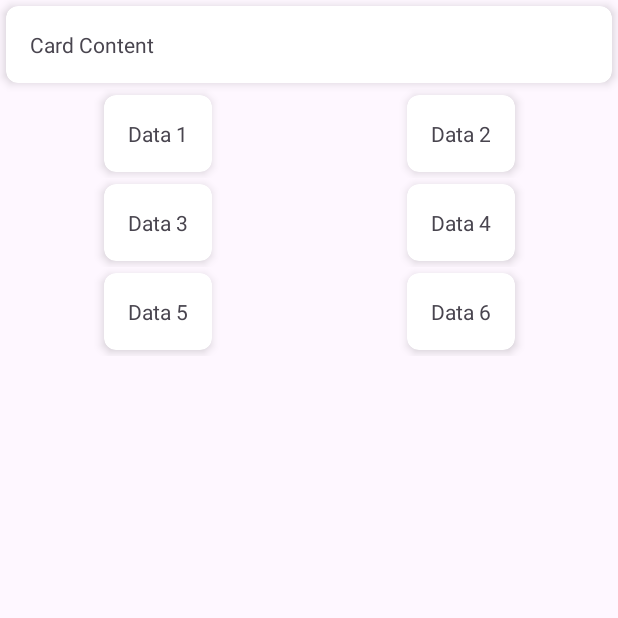
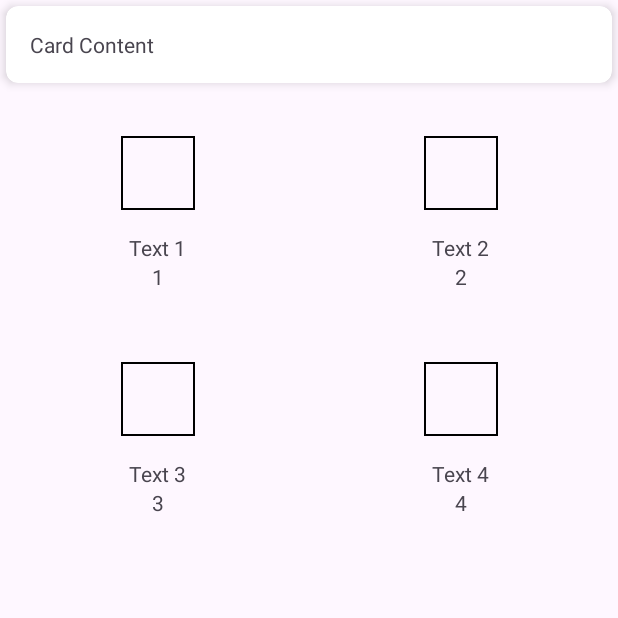
Before and after one commit to Fbin243/1food30s, an Android app: the AdminStatisticsActivity screen opened directly, with no data from a screen before it, on a phone screen of 412 x 824 dp, the top half of it. Run offline under Robolectric (Android 15) with nearby library versions, the phone set to English and light mode, and no system bars.

Commit message:
[m] (Admin stat) Grid item object

```diff
--- a/app/src/main/java/com/zebrand/app1food30s/ui/admin_statistics/AdminStatisticsActivity.kt
+++ b/app/src/main/java/com/zebrand/app1food30s/ui/admin_statistics/AdminStatisticsActivity.kt
@@ -23,7 +23,14 @@ class AdminStatisticsActivity : AppCompatActivity() {
         myGridRecyclerView = findViewById(R.id.my_grid_recycler_view)
         // Create an adapter for the grid RecyclerView with predefined data
         // Modified to contain 6 elements for a 3x2 grid
-        val myGridAdapter = MyGridAdapter(arrayOf("Data 1", "Data 2", "Data 3", "Data 4", "Data 5", "Data 6"))
+        val myGridAdapter = MyGridAdapter(
+            arrayOf(
+                MyGridAdapter.GridItem("Text 1", 1, R.drawable.image),
+                MyGridAdapter.GridItem("Text 2", 2, R.drawable.image),
+                MyGridAdapter.GridItem("Text 3", 3, R.drawable.image),
+                MyGridAdapter.GridItem("Text 4", 4, R.drawable.image),
+            )
+        )
         // Setting the adapter to the RecyclerView
         myGridRecyclerView.adapter = myGridAdapter
         // Define the layout as a GridLayoutManager with 2 columns
--- a/app/src/main/java/com/zebrand/app1food30s/ui/admin_statistics/MyGridAdapter.kt
+++ b/app/src/main/java/com/zebrand/app1food30s/ui/admin_statistics/MyGridAdapter.kt
@@ -3,25 +3,20 @@ package com.zebrand.app1food30s.ui.admin_statistics
 import android.view.LayoutInflater
 import android.view.View
 import android.view.ViewGroup
+import android.widget.ImageView
 import android.widget.TextView
+import androidx.annotation.DrawableRes
 import androidx.recyclerview.widget.RecyclerView
 import com.zebrand.app1food30s.R
 
-// RecyclerView is a powerful and flexible widget introduced in Android's support library (now part of AndroidX) to
-// display a collection of items in a list, grid, or other custom layouts.
-// It's an advanced and more flexible version of ListView, designed to be more efficient and adaptable.
-
-// An adapter class in Android development plays a crucial role in connecting data to user interface (UI) components like
-// ListView, GridView, or RecyclerView. The adapter acts as a bridge between the data source and the UI component,
-// responsible for converting each data item into a view that can be displayed on the screen.
-
-// Custom adapter class for a RecyclerView
-class MyGridAdapter(private val mDataset: Array<String>) : RecyclerView.Adapter<MyGridAdapter.MyViewHolder>() {
+class MyGridAdapter(private val mDataset: Array<GridItem>) :
+    RecyclerView.Adapter<MyGridAdapter.MyViewHolder>() {
 
     // Inner class defining a ViewHolder, which holds references to the views for each item
-    class MyViewHolder(val view: View) : RecyclerView.ViewHolder(view) {
-        // Reference to a TextView within the item layout
-        val textView: TextView = view.findViewById(R.id.text_view) // Replace with the actual ID of the TextView in your item layout
+    class MyViewHolder(view: View) : RecyclerView.ViewHolder(view) {
+        val imageView: ImageView = view.findViewById(R.id.image_view)
+        val textView: TextView = view.findViewById(R.id.text_view)
+        val numberView: TextView = view.findViewById(R.id.number_view)
     }
 
     // Called when RecyclerView needs a new ViewHolder of the given type to represent an item
@@ -35,10 +30,19 @@ class MyGridAdapter(private val mDataset: Array<String>) : RecyclerView.Adapter<
 
     // Called by RecyclerView to display the data at the specified position
     override fun onBindViewHolder(holder: MyViewHolder, position: Int) {
-        // Set the text of the TextView to the data of the item at the current position
-        holder.textView.text = mDataset[position]
+        val item = mDataset[position]
+        holder.textView.text = item.text
+        holder.numberView.text = item.number.toString()
+        holder.imageView.setImageResource(item.imageResId)
     }
 
     // Returns the total number of items in the dataset held by the adapter
     override fun getItemCount() = mDataset.size
+
+    // Define the GridItem data class outside the MyGridAdapter class
+    data class GridItem(
+        val text: String,
+        val number: Int,
+        @DrawableRes val imageResId: Int
+    )
 }
--- a/app/src/main/res/layout/item_card_view.xml
+++ b/app/src/main/res/layout/item_card_view.xml
@@ -1,26 +1,33 @@
 <?xml version="1.0" encoding="utf-8"?>
 <androidx.constraintlayout.widget.ConstraintLayout xmlns:android="http://schemas.android.com/apk/res/android"
     xmlns:app="http://schemas.android.com/apk/res-auto"
+    xmlns:tools="http://schemas.android.com/tools"
     android:layout_width="match_parent"
-    android:layout_height="wrap_content">
+    android:layout_height="wrap_content"
+    android:padding="16dp">
 
-    <androidx.cardview.widget.CardView
+    <ImageView
+        android:id="@+id/image_view"
+        android:layout_width="80dp"
+        android:layout_height="80dp"
+        app:layout_constraintTop_toTopOf="parent"
+        app:layout_constraintStart_toStartOf="parent"
+        app:layout_constraintEnd_toEndOf="parent"/>
+
+    <TextView
+        android:id="@+id/text_view"
         android:layout_width="wrap_content"
         android:layout_height="wrap_content"
-        android:layout_margin="4dp"
-        app:cardElevation="4dp"
-        app:cardCornerRadius="8dp"
+        app:layout_constraintTop_toBottomOf="@id/image_view"
+        app:layout_constraintStart_toStartOf="parent"
+        app:layout_constraintEnd_toEndOf="parent"/>
+
+    <TextView
+        android:id="@+id/number_view"
+        android:layout_width="wrap_content"
+        android:layout_height="wrap_content"
+        app:layout_constraintTop_toBottomOf="@id/text_view"
         app:layout_constraintStart_toStartOf="parent"
         app:layout_constraintEnd_toEndOf="parent"
-        app:layout_constraintTop_toTopOf="parent"
-        app:layout_constraintBottom_toBottomOf="parent">
-
-        <TextView
-            android:id="@+id/text_view"
-            android:layout_width="wrap_content"
-            android:layout_height="wrap_content"
-            android:text="Card Content"
-            android:padding="16dp" />
-    </androidx.cardview.widget.CardView>
-
+        app:layout_constraintBottom_toBottomOf="parent"/>
 </androidx.constraintlayout.widget.ConstraintLayout>
```
Also changed, not shown: app/src/main/res/drawable/image.png (added).
